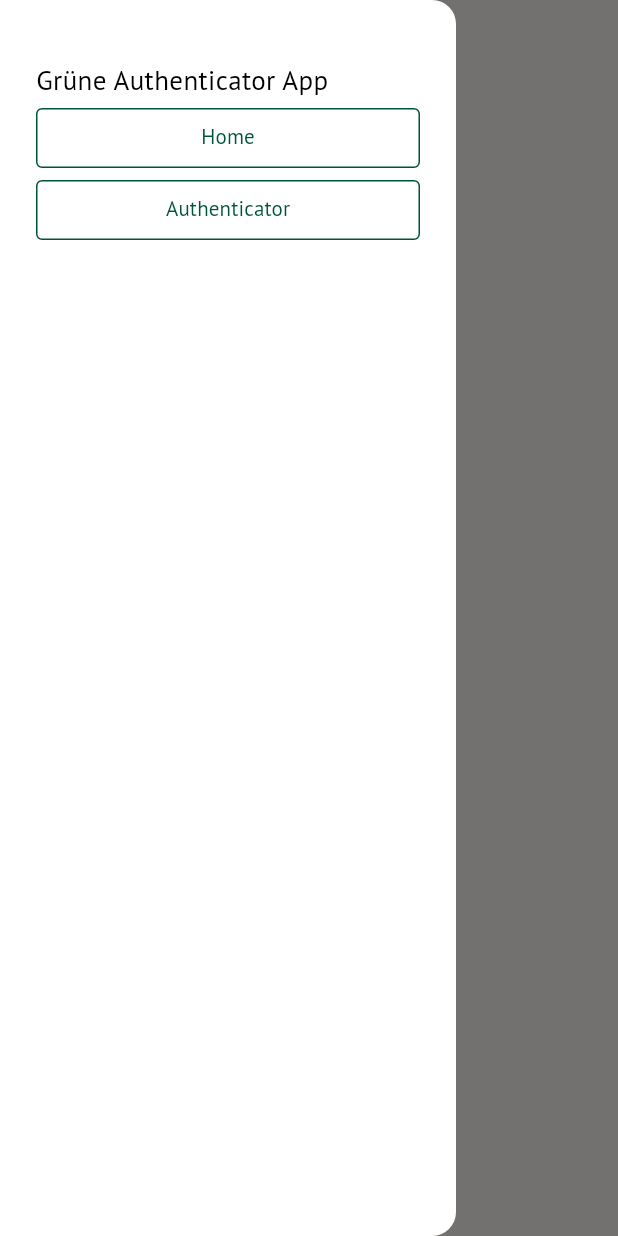
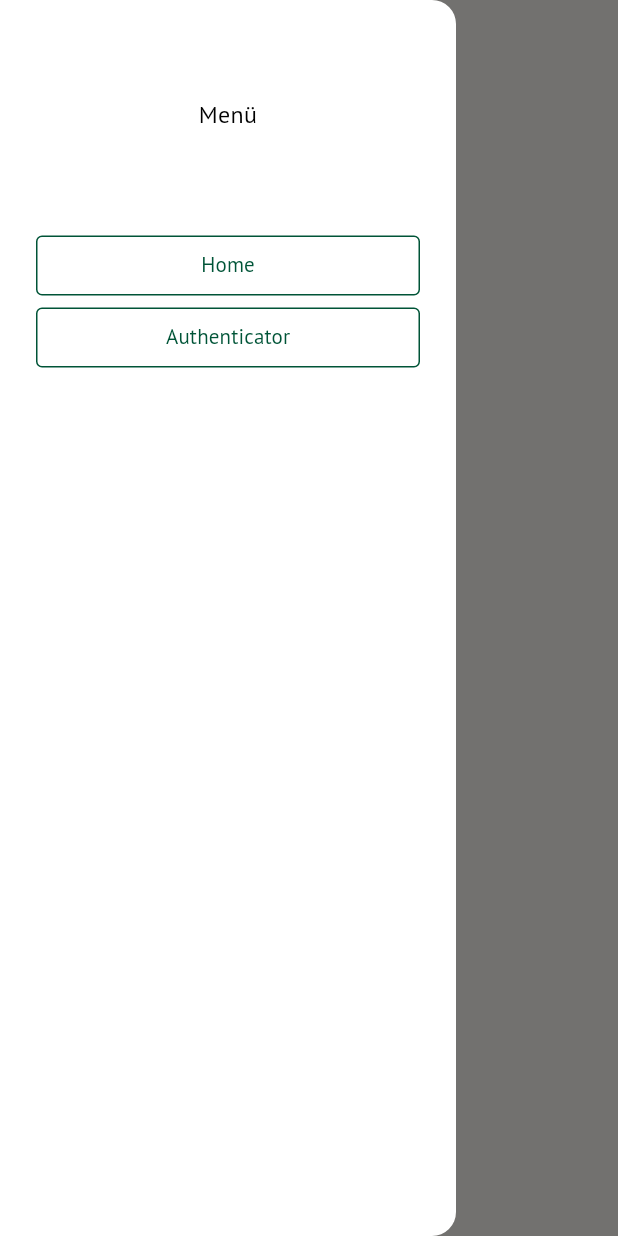
Before and after one commit to verdigado/autentigo-app, a Flutter app: the HomeScreen screen opened by its route, with the side drawer open, on a phone screen of 412 x 824 dp. Run offline on Flutter 3.47's test engine with Material 2 defaults, Android fonts, the phone set to English and light mode, and no system bars; our stand-ins replace date_format, dio, flutter_secure_storage, flutter_svg, get_it, go_router; missing offline and left inert: asn1lib, mobile_scanner, pointycastle; accounts and stored records are empty.

Commit message:
update nav drawer

```diff
--- a/lib/app/widgets/nav_drawer.dart
+++ b/lib/app/widgets/nav_drawer.dart
@@ -17,9 +17,15 @@ class _NavDrawerState extends State<NavDrawer> {
         child: Column(
           crossAxisAlignment: CrossAxisAlignment.stretch,
           children: [
+            const SizedBox(height: 24),
             const Text(
-              'Grüne Authenticator App',
-              style: TextStyle(fontSize: 18),
+              'Menü',
+              textAlign: TextAlign.center,
+              style: TextStyle(fontSize: 16),
+            ),
+            const Padding(
+              padding: EdgeInsets.symmetric(vertical: 24),
+              child: Divider(),
             ),
             OutlinedButton(
               onPressed: () => context.goNamed('home'),
```
